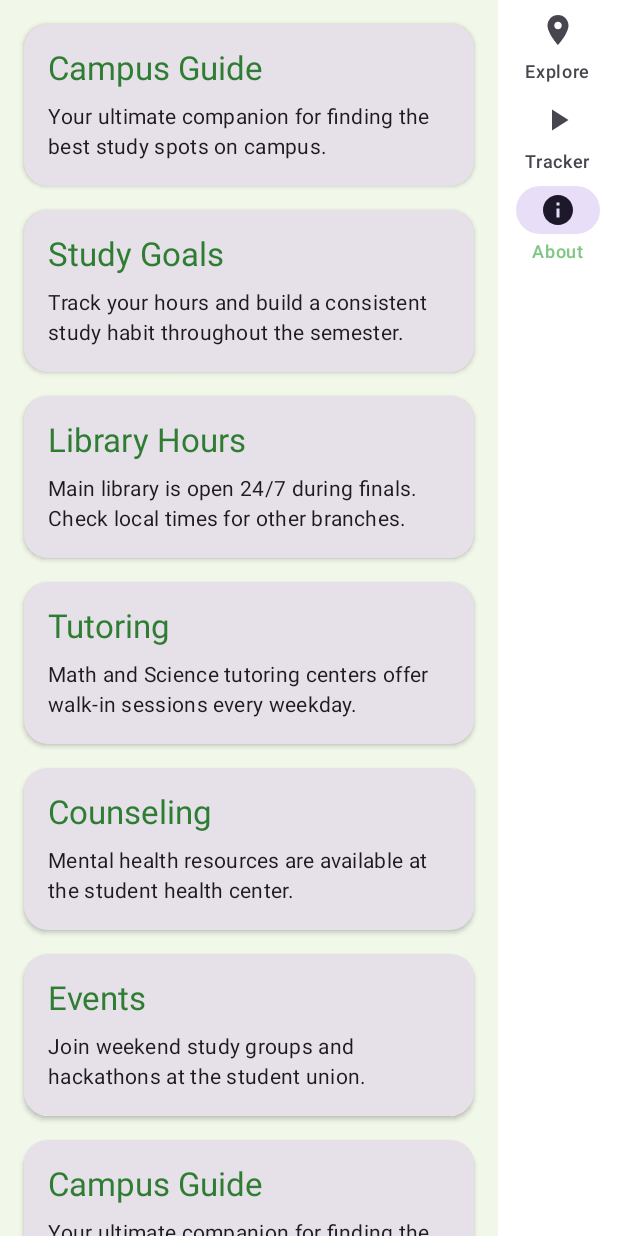
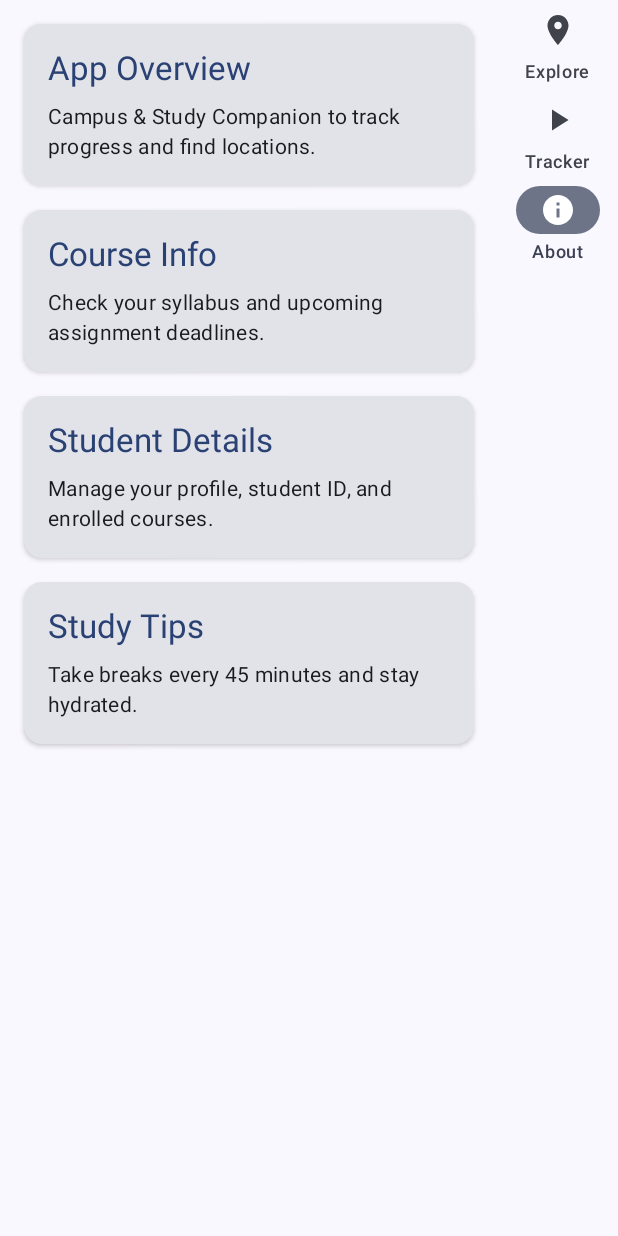
Before and after one commit to eslamahmed2004/test2, an Android app built with Jetpack Compose: the screen it shows after launch (MainActivity), tab 3 chosen, on a phone screen of 412 x 824 dp. Run offline under Robolectric (Android 15) with nearby library versions, the phone set to English and light mode, and no system bars; our stand-ins replace window size class.

Commit message:
fffffffffff

```diff
--- a/app/src/main/java/com/example/test2/AboutScreen.kt
+++ b/app/src/main/java/com/example/test2/AboutScreen.kt
@@ -17,36 +17,10 @@ import androidx.compose.ui.Modifier
 import androidx.compose.ui.unit.dp
 
 val infoCards = listOf(
-    Pair("Campus Guide", "Your ultimate companion for finding the best study spots on campus."),
-    Pair("Study Goals", "Track your hours and build a consistent study habit throughout the semester."),
-    Pair("Library Hours", "Main library is open 24/7 during finals. Check local times for other branches."),
-    Pair("Tutoring", "Math and Science tutoring centers offer walk-in sessions every weekday."),
-    Pair("Counseling", "Mental health resources are available at the student health center."),
-    Pair("Events", "Join weekend study groups and hackathons at the student union."),
-    Pair("Campus Guide", "Your ultimate companion for finding the best study spots on campus."),
-    Pair("Study Goals", "Track your hours and build a consistent study habit throughout the semester."),
-    Pair("Library Hours", "Main library is open 24/7 during finals. Check local times for other branches."),
-    Pair("Tutoring", "Math and Science tutoring centers offer walk-in sessions every weekday."),
-    Pair("Counseling", "Mental health resources are available at the student health center."),
-    Pair("Events", "Join weekend study groups and hackathons at the student union."),
-    Pair("Campus Guide", "Your ultimate companion for finding the best study spots on campus."),
-    Pair("Study Goals", "Track your hours and build a consistent study habit throughout the semester."),
-    Pair("Library Hours", "Main library is open 24/7 during finals. Check local times for other branches."),
-    Pair("Tutoring", "Math and Science tutoring centers offer walk-in sessions every weekday."),
-    Pair("Counseling", "Mental health resources are available at the student health center."),
-    Pair("Events", "Join weekend study groups and hackathons at the student union."),
-    Pair("Campus Guide", "Your ultimate companion for finding the best study spots on campus."),
-    Pair("Study Goals", "Track your hours and build a consistent study habit throughout the semester."),
-    Pair("Library Hours", "Main library is open 24/7 during finals. Check local times for other branches."),
-    Pair("Tutoring", "Math and Science tutoring centers offer walk-in sessions every weekday."),
-    Pair("Counseling", "Mental health resources are available at the student health center."),
-    Pair("Events", "Join weekend study groups and hackathons at the student union."),
-    Pair("Campus Guide", "Your ultimate companion for finding the best study spots on campus."),
-    Pair("Study Goals", "Track your hours and build a consistent study habit throughout the semester."),
-    Pair("Library Hours", "Main library is open 24/7 during finals. Check local times for other branches."),
-    Pair("Tutoring", "Math and Science tutoring centers offer walk-in sessions every weekday."),
-    Pair("Counseling", "Mental health resources are available at the student health center."),
-    Pair("Events", "Join weekend study groups and hackathons at the student union.")
+    Pair("App Overview", "Campus & Study Companion to track progress and find locations."),
+    Pair("Course Info", "Check your syllabus and upcoming assignment deadlines."),
+    Pair("Student Details", "Manage your profile, student ID, and enrolled courses."),
+    Pair("Study Tips", "Take breaks every 45 minutes and stay hydrated.")
 )
 
 @Composable
--- a/app/src/main/java/com/example/test2/ExploreScreen.kt
+++ b/app/src/main/java/com/example/test2/ExploreScreen.kt
@@ -8,7 +8,7 @@ import androidx.compose.foundation.layout.fillMaxSize
 import androidx.compose.foundation.layout.fillMaxWidth
 import androidx.compose.foundation.layout.padding
 import androidx.compose.foundation.lazy.LazyColumn
-import androidx.compose.foundation.lazy.items
+import androidx.compose.foundation.lazy.itemsIndexed
 import androidx.compose.material.icons.Icons
 import androidx.compose.material.icons.automirrored.filled.ArrowBack
 import androidx.compose.material3.Card
@@ -21,28 +21,26 @@ import androidx.compose.material3.Scaffold
 import androidx.compose.material3.Text
 import androidx.compose.material3.TopAppBar
 import androidx.compose.runtime.Composable
-import androidx.compose.runtime.collectAsState
-import androidx.compose.runtime.getValue
 import androidx.compose.ui.Modifier
 import androidx.compose.ui.unit.dp
 
 @Composable
 fun ExploreScreen(isCompact: Boolean, viewModel: StudyViewModel) {
-    val selectedLocation by viewModel.selectedLocation.collectAsState()
+    val selectedIndex = viewModel.selectedLocationIndex.intValue
     val locations = viewModel.locations
 
     if (isCompact) {
-        if (selectedLocation == null) {
+        if (selectedIndex == -1) {
             LocationList(
                 locations = locations,
                 onLocationSelect = { viewModel.selectLocation(it) },
                 modifier = Modifier.fillMaxSize()
             )
         } else {
-            BackHandler { viewModel.selectLocation(null) }
+            BackHandler { viewModel.selectLocation(-1) }
             LocationDetail(
-                location = selectedLocation!!,
-                onBack = { viewModel.selectLocation(null) },
+                location = locations[selectedIndex],
+                onBack = { viewModel.selectLocation(-1) },
                 modifier = Modifier.fillMaxSize()
             )
         }
@@ -53,9 +51,9 @@ fun ExploreScreen(isCompact: Boolean, viewModel: StudyViewModel) {
                 onLocationSelect = { viewModel.selectLocation(it) },
                 modifier = Modifier.weight(1f)
             )
-            if (selectedLocation != null) {
+            if (selectedIndex != -1) {
                 LocationDetail(
-                    location = selectedLocation!!,
+                    location = locations[selectedIndex],
                     onBack = null,
                     modifier = Modifier.weight(1f)
                 )
@@ -75,21 +73,20 @@ fun ExploreScreen(isCompact: Boolean, viewModel: StudyViewModel) {
 @Composable
 fun LocationList(
     locations: List<StudyLocation>,
-    onLocationSelect: (StudyLocation) -> Unit,
+    onLocationSelect: (Int) -> Unit,
     modifier: Modifier = Modifier
 ) {
     LazyColumn(modifier = modifier) {
-        items(locations) { location ->
+        itemsIndexed(locations) { index, location ->
             Card(
                 modifier = Modifier
                     .fillMaxWidth()
                     .padding(8.dp)
-                    .clickable { onLocationSelect(location) },
+                    .clickable { onLocationSelect(index) },
                 elevation = CardDefaults.cardElevation(defaultElevation = 2.dp)
             ) {
                 Column(modifier = Modifier.padding(16.dp)) {
-                    Text(text = location.id.toString(), style = MaterialTheme.typography.titleLarge)
-                    Text(text = location.title, style = MaterialTheme.typography.titleLarge)
+                    Text(text = location.name, style = MaterialTheme.typography.titleLarge)
                     Text(text = location.category, style = MaterialTheme.typography.bodyMedium)
                 }
             }
@@ -108,7 +105,7 @@ fun LocationDetail(
         topBar = {
             if (onBack != null) {
                 TopAppBar(
-                    title = { Text(location.title) },
+                    title = { Text(location.name) },
                     navigationIcon = {
                         IconButton(onClick = onBack) {
                             Icon(Icons.AutoMirrored.Filled.ArrowBack, contentDescription = "Back")
@@ -125,7 +122,7 @@ fun LocationDetail(
                 .padding(16.dp)
         ) {
             if (onBack == null) {
-                Text(text = location.title, style = MaterialTheme.typography.headlineMedium)
+                Text(text = location.name, style = MaterialTheme.typography.headlineMedium)
             }
             Text(
                 text = "Category: ${location.category}",
--- a/app/src/main/java/com/example/test2/MainActivity.kt
+++ b/app/src/main/java/com/example/test2/MainActivity.kt
@@ -29,7 +29,7 @@ class MainActivity : ComponentActivity() {
             Test2Theme {
                 val windowSizeClass = calculateWindowSizeClass(this)
                 val studyViewModel: StudyViewModel = viewModel()
-                var currentRoute by rememberSaveable { mutableStateOf(Route.Explore) }
+                var currentRoute by rememberSaveable { mutableStateOf(Routes.EXPLORE) }
                 val isCompact = windowSizeClass.widthSizeClass == WindowWidthSizeClass.Compact
 
                 Scaffold { innerPadding ->
@@ -45,8 +45,6 @@ class MainActivity : ComponentActivity() {
                                 viewModel = studyViewModel
                             )
                         }
-
-
 
                         if (isCompact) {
                             AppNavigationRail(
--- a/app/src/main/java/com/example/test2/NavGraph.kt
+++ b/app/src/main/java/com/example/test2/NavGraph.kt
@@ -5,12 +5,12 @@ import androidx.compose.runtime.Composable
 @Composable
 fun NavGraph(
     isCompact: Boolean,
-    currentRoute: Route,
+    currentRoute: String,
     viewModel: StudyViewModel
 ) {
     when (currentRoute) {
-        Route.Explore -> ExploreScreen(isCompact, viewModel)
-        Route.Tracker -> TrackerScreen(viewModel)
-        Route.About -> AboutScreen(isCompact)
+        Routes.EXPLORE -> ExploreScreen(isCompact, viewModel)
+        Routes.TRACKER -> TrackerScreen(viewModel)
+        Routes.ABOUT -> AboutScreen(isCompact)
     }
 }
--- a/app/src/main/java/com/example/test2/Navigation.kt
+++ b/app/src/main/java/com/example/test2/Navigation.kt
@@ -12,50 +12,49 @@ import androidx.compose.material3.MaterialTheme
 import androidx.compose.material3.NavigationDrawerItem
 import androidx.compose.material3.NavigationRail
 import androidx.compose.material3.NavigationRailItem
-import androidx.compose.material3.PermanentDrawerSheet
 import androidx.compose.material3.Text
 import androidx.compose.runtime.Composable
 import androidx.compose.ui.Modifier
 import androidx.compose.ui.graphics.vector.ImageVector
 import androidx.compose.ui.unit.dp
 
-fun getIconForRoute(route: Route): ImageVector = when (route) {
-    Route.Explore -> Icons.Default.LocationOn
-    Route.Tracker -> Icons.Default.PlayArrow
-    Route.About -> Icons.Default.Info
+val allRoutes = listOf(Routes.EXPLORE, Routes.TRACKER, Routes.ABOUT)
+
+fun getIconForRoute(route: String): ImageVector = when (route) {
+    Routes.EXPLORE -> Icons.Default.LocationOn
+    Routes.TRACKER -> Icons.Default.PlayArrow
+    else -> Icons.Default.Info
 }
 
 @Composable
-fun AppNavigationRail(currentRoute: Route, onNavigate: (Route) -> Unit) {
+fun AppNavigationRail(currentRoute: String, onNavigate: (String) -> Unit) {
     NavigationRail {
-        Route.entries.forEach { route ->
+        allRoutes.forEach { route ->
             NavigationRailItem(
                 selected = currentRoute == route,
                 onClick = { onNavigate(route) },
-                icon = { Icon(getIconForRoute(route), contentDescription = route.title) },
-                label = { Text(route.title) }
+                icon = { Icon(getIconForRoute(route), contentDescription = route) },
+                label = { Text(route) }
             )
         }
     }
 }
 
 @Composable
-fun AppNavigationDrawer(currentRoute: Route, onNavigate: (Route) -> Unit) {
-    PermanentDrawerSheet(modifier = Modifier.width(240.dp)) {
-        Column(modifier = Modifier.padding(16.dp)) {
+fun AppNavigationDrawer(currentRoute: String, onNavigate: (String) -> Unit) {
+    Column(modifier = Modifier.width(240.dp).padding(16.dp)) {
         Text(
             text = "Study Companion",
             style = MaterialTheme.typography.titleLarge,
             modifier = Modifier.padding(bottom = 16.dp, start = 16.dp)
         )
-            Route.entries.forEach { route ->
+        allRoutes.forEach { route ->
             NavigationDrawerItem(
                 selected = currentRoute == route,
                 onClick = { onNavigate(route) },
-                    icon = { Icon(getIconForRoute(route), contentDescription = route.title) },
-                    label = { Text(route.title) }
+                icon = { Icon(getIconForRoute(route), contentDescription = route) },
+                label = { Text(route) }
             )
         }
     }
 }
-}
--- a/app/src/main/java/com/example/test2/Routes.kt
+++ b/app/src/main/java/com/example/test2/Routes.kt
@@ -1,7 +1,7 @@
 package com.example.test2
 
-enum class Route(val title: String) {
-    Explore("Explore"),
-    Tracker("Tracker"),
-    About("About")
+object Routes {
+    const val EXPLORE = "Explore"
+    const val TRACKER = "Tracker"
+    const val ABOUT = "About"
 }
--- a/app/src/main/java/com/example/test2/StudyViewModel.kt
+++ b/app/src/main/java/com/example/test2/StudyViewModel.kt
@@ -1,43 +1,34 @@
 package com.example.test2
 
+import androidx.compose.runtime.mutableIntStateOf
 import androidx.lifecycle.ViewModel
-import kotlinx.coroutines.flow.MutableStateFlow
-import kotlinx.coroutines.flow.StateFlow
-import kotlinx.coroutines.flow.asStateFlow
-import kotlinx.coroutines.flow.update
 
 data class StudyLocation(
-    val id: Int,
-    val title: String,
+    val name: String,
     val category: String,
     val location: String,
     val description: String
 )
 
 class StudyViewModel : ViewModel() {
-    private val _studyHours = MutableStateFlow(0)
-    val studyHours: StateFlow<Int> = _studyHours.asStateFlow()
+    var studyHours = mutableIntStateOf(0)
+        private set
 
-    private val _selectedLocation = MutableStateFlow<StudyLocation?>(null)
-    val selectedLocation: StateFlow<StudyLocation?> = _selectedLocation.asStateFlow()
+    var selectedLocationIndex = mutableIntStateOf(-1)
+        private set
 
     val locations = listOf(
-        StudyLocation(1, "Main Library", "Quiet Study", "North Campus", "Perfect for deep focus with individual carrels."),
-        StudyLocation(2, "Engineering Hub", "Group Work", "East Wing", "Open tables and whiteboards for collaborative projects."),
-        StudyLocation(3, "Coffee House", "Casual Study", "Student Union", "Relaxed environment with background noise and caffeine."),
-        StudyLocation(4, "Science Quad", "Outdoor", "South Campus", "Shaded benches under oak trees, great for reading."),
-        StudyLocation(5, "Law Library", "Silent Study", "West Wing", "Strictly silent zone with historic architecture."),
-        StudyLocation(6, "Innovation Lab", "Tech", "East Campus", "Equipped with 3D printers and dual-monitor stations."),
-        StudyLocation(7, "Art Studio", "Creative", "Fine Arts Building", "Spacious desks with excellent natural lighting."),
-        StudyLocation(8, "Study Pods", "Focus", "Library 2nd Floor", "Soundproof pods for video calls and intense focus."),
-        StudyLocation(9, "Dining Hall", "Casual Study", "North Campus", "Convenient between classes, good for light review."),
-        StudyLocation(10, "Math Center", "Tutoring", "Science Building", "Walk-in help and group tables for problem sets."),
-        StudyLocation(11, "Language Lounge", "Social", "Humanities Hall", "Practice languages or study in a conversational setting."),
-        StudyLocation(12, "Roof Garden", "Outdoor", "Student Union", "Scenic views and fresh air, great for stress relief.")
+        StudyLocation("Main Library", "Quiet Study", "North Campus", "Perfect for deep focus."),
+        StudyLocation("Engineering Hub", "Group Work", "East Wing", "Open tables and whiteboards."),
+        StudyLocation("Coffee House", "Casual Study", "Student Union", "Relaxed environment."),
+        StudyLocation("Science Quad", "Outdoor", "South Campus", "Shaded benches under oak trees."),
+        StudyLocation("Law Library", "Silent Study", "West Wing", "Strictly silent zone."),
+        StudyLocation("Innovation Lab", "Tech", "East Campus", "Equipped with 3D printers."),
+        StudyLocation("Art Studio", "Creative", "Fine Arts Building", "Spacious desks with natural lighting."),
+        StudyLocation("Study Pods", "Focus", "Library 2nd Floor", "Soundproof pods for intense focus.")
     )
 
-    fun incrementHours() { _studyHours.update { it + 1 } }
-    fun decrementHours() { _studyHours.update { if (it > 0) it - 1 else 0 } }
-    fun resetHours() { _studyHours.value = 0 }
-    fun selectLocation(location: StudyLocation?) { _selectedLocation.value = location }
+    fun addHour() { studyHours.intValue++ }
+    fun resetHours() { studyHours.intValue = 0 }
+    fun selectLocation(index: Int) { selectedLocationIndex.intValue = index }
 }
--- a/app/src/main/java/com/example/test2/ui/theme/Color.kt
+++ /dev/null
@@ -1,23 +0,0 @@
-package com.example.test2.ui.theme
-
-import androidx.compose.ui.graphics.Color
-
-val ForestGreen = Color(0xFF2E7D32)
-val LightGreen = Color(0xFF81C784)
-val DarkGreen = Color(0xFF005005)
-val SoftSurfaceLight = Color(0xFFF1F8E9)
-val SoftSurfaceDark = Color(0xFF1B5E20)
-
-val primaryLight = Color(0xFF2E7D32)
-val onPrimaryLight = Color(0xFFFFFFFF)
-val secondaryLight = Color(0xFF81C784)
-val onSecondaryLight = Color(0xFF000000)
-val backgroundLight = Color(0xFFF1F8E9)
-val surfaceLight = Color(0xFFFFFFFF)
-
-val primaryDark = Color(0xFF81C784)
-val onPrimaryDark = Color(0xFF003300)
-val secondaryDark = Color(0xFF2E7D32)
-val onSecondaryDark = Color(0xFFFFFFFF)
-val backgroundDark = Color(0xFF121212)
-val surfaceDark = Color(0xFF1E1E1E)
--- a/app/src/main/java/com/example/test2/ui/theme/Theme.kt
+++ b/app/src/main/java/com/example/test2/ui/theme/Theme.kt
@@ -1,47 +1,19 @@
 package com.example.test2.ui.theme
 
-import android.app.Activity
 import android.os.Build
 import androidx.compose.foundation.isSystemInDarkTheme
-import androidx.compose.foundation.shape.RoundedCornerShape
 import androidx.compose.material3.MaterialTheme
-import androidx.compose.material3.Shapes
 import androidx.compose.material3.darkColorScheme
 import androidx.compose.material3.dynamicDarkColorScheme
 import androidx.compose.material3.dynamicLightColorScheme
 import androidx.compose.material3.lightColorScheme
 import androidx.compose.runtime.Composable
 import androidx.compose.ui.platform.LocalContext
-import androidx.compose.ui.unit.dp
-
-private val DarkColorScheme = darkColorScheme(
-    primary = primaryDark,
-    onPrimary = onPrimaryDark,
-    secondary = secondaryDark,
-    onSecondary = onSecondaryDark,
-    background = backgroundDark,
-    surface = surfaceDark
-)
-
-private val LightColorScheme = lightColorScheme(
-    primary = primaryLight,
-    onPrimary = onPrimaryLight,
-    secondary = secondaryLight,
-    onSecondary = onSecondaryLight,
-    background = backgroundLight,
-    surface = surfaceLight
-)
-
-val AppShapes = Shapes(
-    small = RoundedCornerShape(16.dp),
-    medium = RoundedCornerShape(16.dp),
-    large = RoundedCornerShape(16.dp)
-)
 
 @Composable
 fun Test2Theme(
     darkTheme: Boolean = isSystemInDarkTheme(),
-    dynamicColor: Boolean = false,
+    dynamicColor: Boolean = true,
     content: @Composable () -> Unit
 ) {
     val colorScheme = when {
@@ -49,14 +21,13 @@ fun Test2Theme(
             val context = LocalContext.current
             if (darkTheme) dynamicDarkColorScheme(context) else dynamicLightColorScheme(context)
         }
-        darkTheme -> DarkColorScheme
-        else -> LightColorScheme
+        darkTheme -> darkColorScheme()
+        else -> lightColorScheme()
     }
 
     MaterialTheme(
         colorScheme = colorScheme,
         typography = Typography,
-        shapes = AppShapes,
         content = content
     )
 }
```
Also changed, not shown: app/src/main/java/com/example/test2/TrackerScreen.kt (+7 -16 lines). Lines whose indentation alone changed are shown as unchanged.
